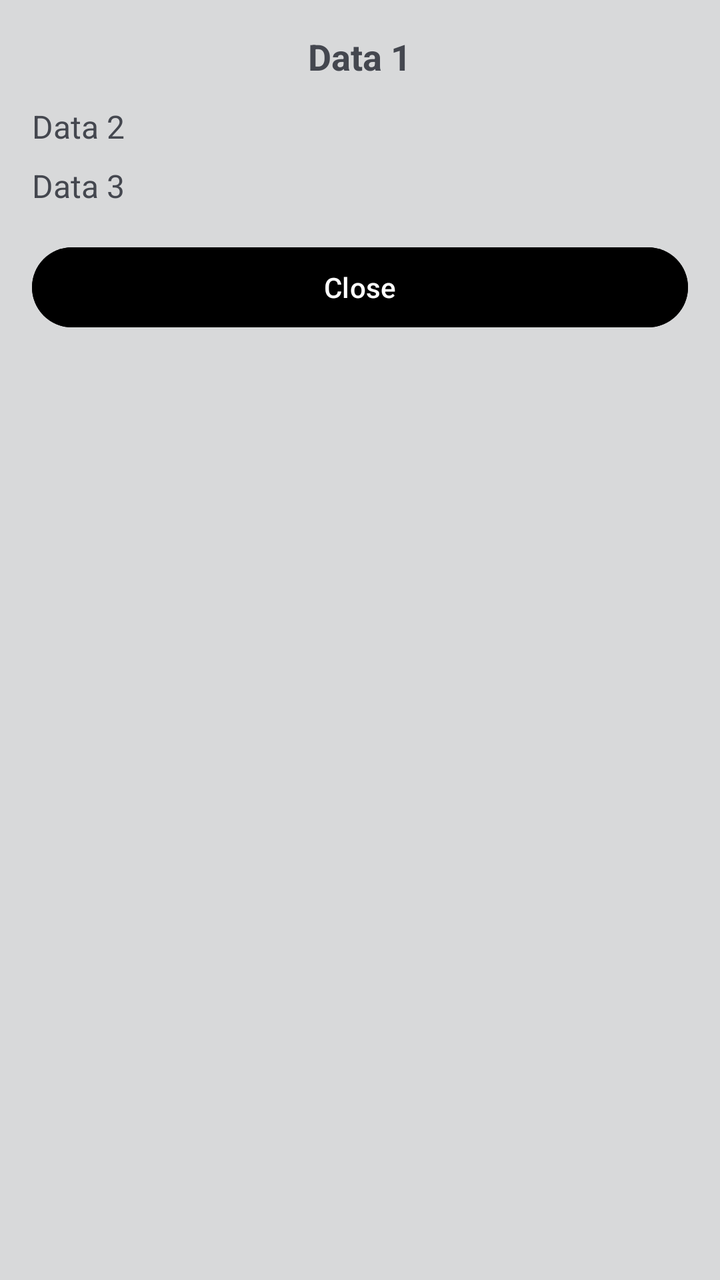
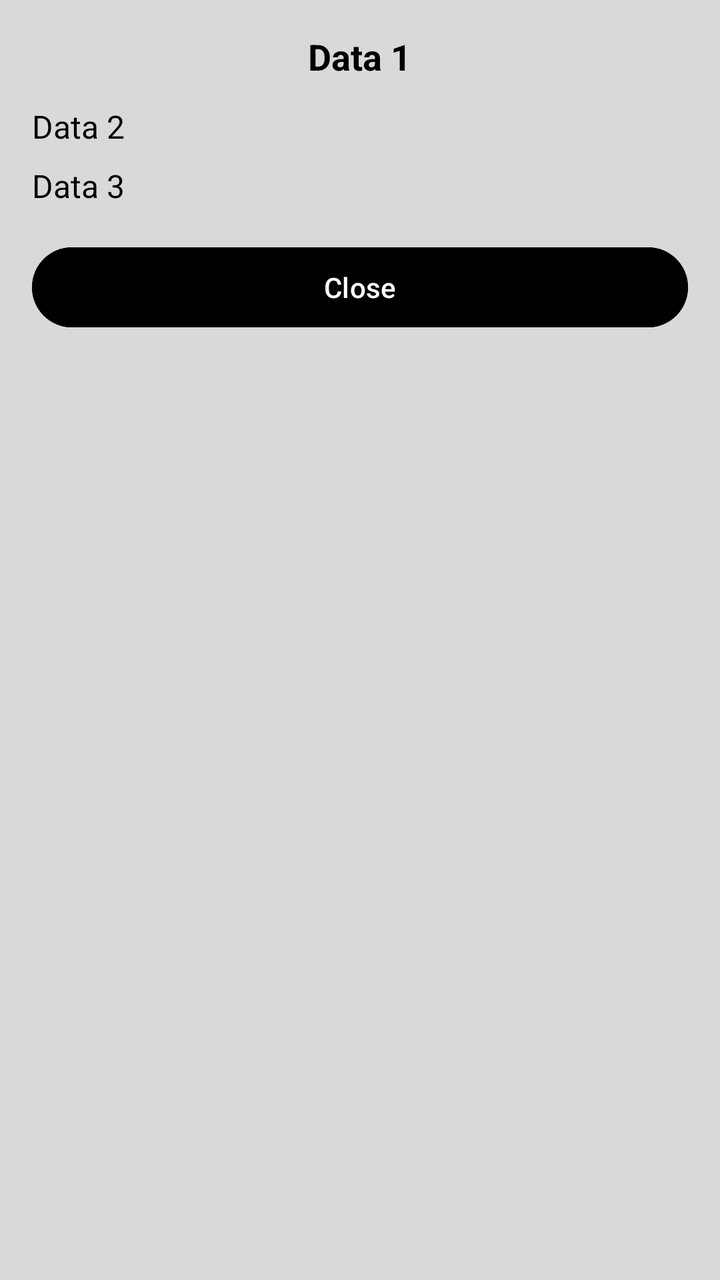

An Android layout rendered at two revisions. The XML below is the earlier revision; the diff shows what the commit changed to produce the second picture.
<!-- AndroidManifest.xml: application theme Theme.OPTIMALStateOfLiving -->
<!-- res/layout/dialog_custom.xml -->
<?xml version="1.0" encoding="utf-8"?>
<LinearLayout
    xmlns:android="http://schemas.android.com/apk/res/android"
    android:layout_width="match_parent"
    android:layout_height="wrap_content"
    android:orientation="vertical"
    android:id="@+id/dialoglay"
    android:padding="16dp"
    >



    <TextView
        android:id="@+id/tvData1"
        android:layout_width="wrap_content"
        android:layout_height="wrap_content"
        android:text="Data 1"
        android:textSize="18sp"
        android:textStyle="bold"
        android:layout_gravity="center_horizontal"
        android:layout_marginBottom="12dp" />

    <TextView
        android:id="@+id/tvData2"
        android:layout_width="wrap_content"
        android:layout_height="wrap_content"
        android:text="Data 2"
        android:textSize="16sp"
        android:layout_marginBottom="8dp" />

    <TextView
        android:id="@+id/tvData3"
        android:layout_width="wrap_content"
        android:layout_height="wrap_content"
        android:text="Data 3"
        android:textSize="16sp"
        android:layout_marginBottom="16dp" />

    <Button
        android:id="@+id/btnClose"
        android:layout_width="match_parent"
        android:layout_height="wrap_content"
        android:text="Close"
        android:backgroundTint="@color/black"
        android:textColor="@android:color/white" />
</LinearLayout>
<!-- resources referenced by this layout -->
<resources>
  <color name="black">#FF000000</color>
  <style name="Theme.OPTIMALStateOfLiving" parent="Base.Theme.OPTIMALStateOfLiving" />
  <style name="Base.Theme.OPTIMALStateOfLiving" parent="Theme.Material3.DynamicColors.DayNight.NoActionBar">
          
          
          <item name="colorPrimary">@color/black</item>
          <item name="colorPrimaryVariant">@color/black</item>
          <item name="android:colorBackground">@color/grey</item>
      </style>
  <color name="grey">#D8D9DA</color>
</resources>

<!-- the commit's change to res/layout/dialog_custom.xml (unified diff, before → after) -->
@@ -17,6 +17,7 @@
         android:text="Data 1"
         android:textSize="18sp"
         android:textStyle="bold"
+        android:textColor="@color/black"
         android:layout_gravity="center_horizontal"
         android:layout_marginBottom="12dp" />
 
@@ -26,6 +27,7 @@
         android:layout_height="wrap_content"
         android:text="Data 2"
         android:textSize="16sp"
+        android:textColor="@color/black"
         android:layout_marginBottom="8dp" />
 
     <TextView
@@ -34,6 +36,7 @@
         android:layout_height="wrap_content"
         android:text="Data 3"
         android:textSize="16sp"
+        android:textColor="@color/black"
         android:layout_marginBottom="16dp" />
 
     <Button
